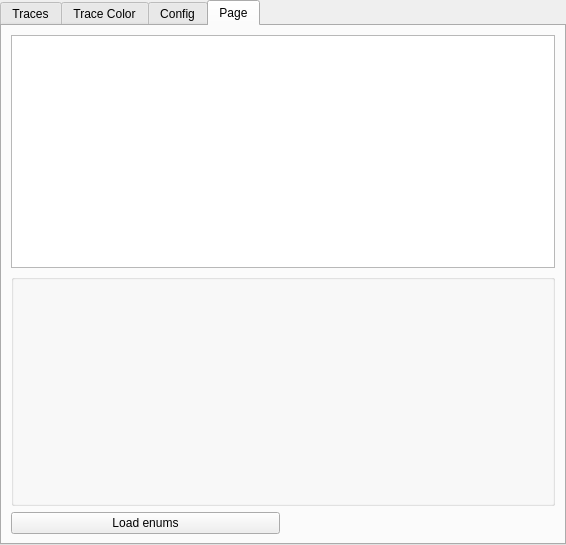
First picture: the form in includes/TraceWindow/tracewindowsettings.ui, repository whiskeyAndrew/BaicalGuiServer, before the edit.
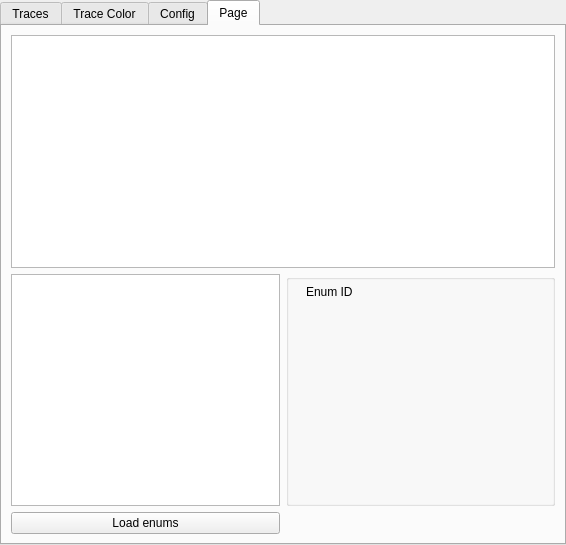
Second picture: the form after the edit.

Commit message:
updated enums parser
-now saves enum filename to config by ip of connection
-load file on tracewindowsettings load
-some visual improvements of enumparser at tracewindowsettings

```diff
--- a/includes/TraceWindow/tracewindowsettings.ui
+++ b/includes/TraceWindow/tracewindowsettings.ui
@@ -838,7 +838,7 @@
          </property>
         </widget>
        </item>
-       <item row="1" column="0" colspan="2">
+       <item row="1" column="1">
         <widget class="QGroupBox" name="groupBox_4">
          <property name="sizePolicy">
           <sizepolicy hsizetype="Expanding" vsizetype="Expanding">
@@ -849,8 +849,37 @@
          <property name="title">
           <string/>
          </property>
+         <widget class="QLabel" name="label_8">
+          <property name="geometry">
+           <rect>
+            <x>20</x>
+            <y>10</y>
+            <width>49</width>
+            <height>16</height>
+           </rect>
+          </property>
+          <property name="text">
+           <string>Enum ID</string>
+          </property>
+         </widget>
+         <widget class="QLabel" name="enumId">
+          <property name="geometry">
+           <rect>
+            <x>90</x>
+            <y>10</y>
+            <width>49</width>
+            <height>16</height>
+           </rect>
+          </property>
+          <property name="text">
+           <string/>
+          </property>
+         </widget>
         </widget>
        </item>
+       <item row="1" column="0">
+        <widget class="QListWidget" name="enumsElements"/>
+       </item>
       </layout>
      </widget>
     </widget>
```
The commit also changes 6 other files.
